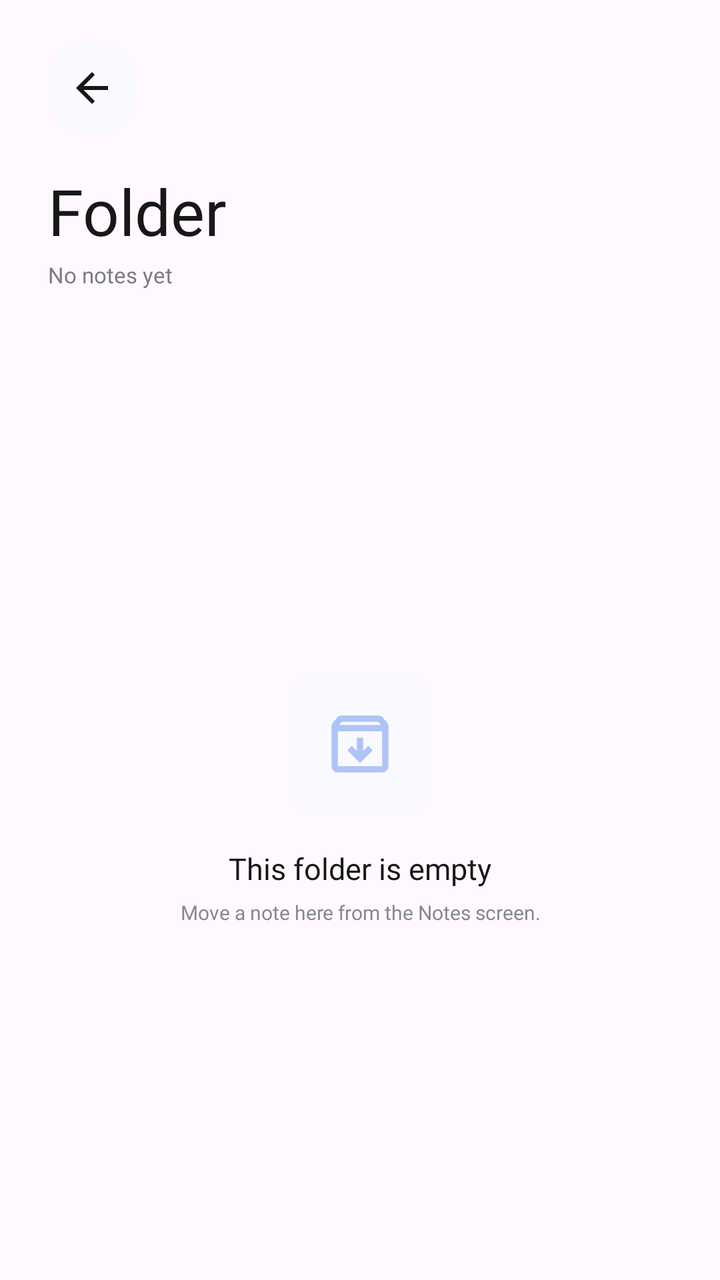
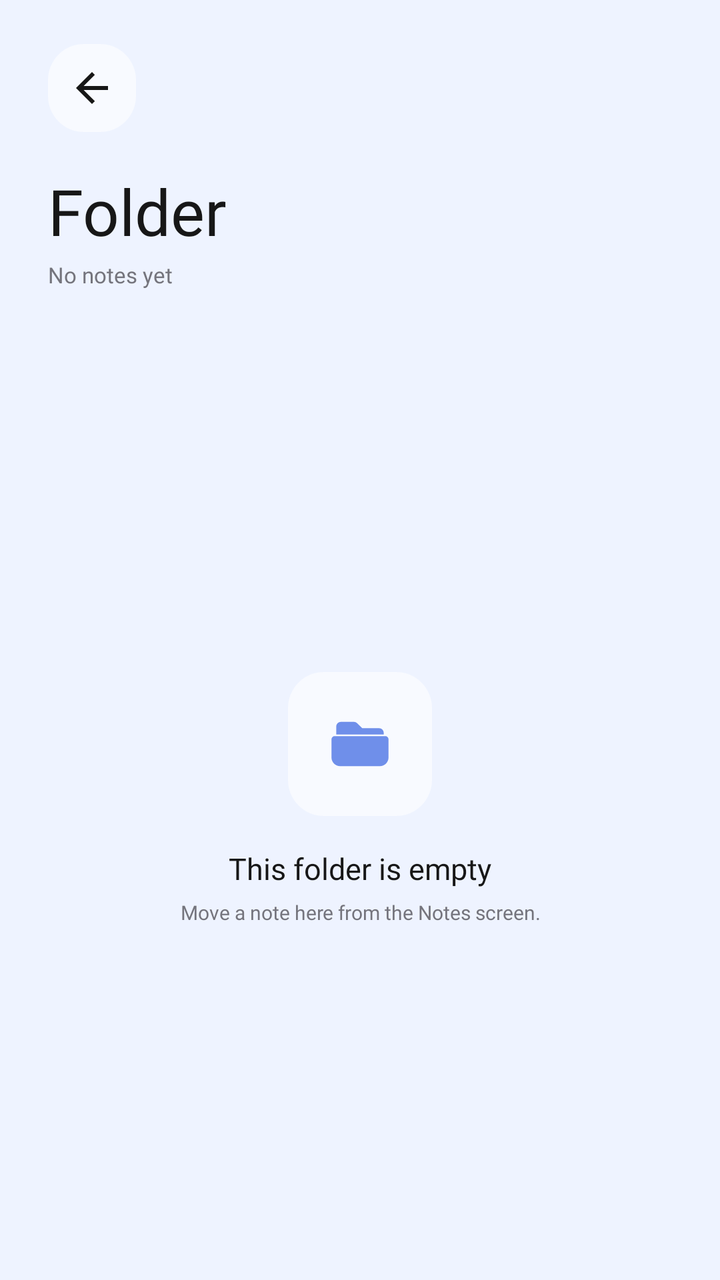

Before-and-after screenshots of an Android layout around one commit, followed by the original layout XML and the change that was made.
<!-- AndroidManifest.xml: application theme Theme.Note2Snap -->
<!-- res/layout/activity_save_folder.xml -->
<?xml version="1.0" encoding="utf-8"?>
<androidx.constraintlayout.widget.ConstraintLayout
    xmlns:android="http://schemas.android.com/apk/res/android"
    xmlns:app="http://schemas.android.com/apk/res-auto"
    android:layout_width="match_parent"
    android:layout_height="match_parent"
    android:background="#FFF9FF">

    <LinearLayout
        android:id="@+id/folderHeader"
        android:layout_width="0dp"
        android:layout_height="wrap_content"
        android:orientation="vertical"
        android:paddingStart="24dp"
        android:paddingTop="22dp"
        android:paddingEnd="24dp"
        android:paddingBottom="14dp"
        app:layout_constraintTop_toTopOf="parent"
        app:layout_constraintStart_toStartOf="parent"
        app:layout_constraintEnd_toEndOf="parent">

        <ImageButton
            android:id="@+id/btnFolderBack"
            android:layout_width="44dp"
            android:layout_height="44dp"
            android:background="@drawable/bg_chip_unselected"
            android:contentDescription="Back"
            android:padding="11dp"
            android:src="@drawable/ic_back"
            app:tint="#171717" />

        <TextView
            android:id="@+id/tvFolderTitle"
            android:layout_width="match_parent"
            android:layout_height="wrap_content"
            android:layout_marginTop="18dp"
            android:fontFamily="@font/apple_garamond_italic"
            android:text="Folder"
            android:textColor="#171717"
            android:textSize="32sp" />

        <TextView
            android:id="@+id/tvFolderCount"
            android:layout_width="match_parent"
            android:layout_height="wrap_content"
            android:layout_marginTop="3dp"
            android:fontFamily="@font/poppins_regular"
            android:text="No notes yet"
            android:textColor="#7B7B83"
            android:textSize="11sp" />

    </LinearLayout>

    <androidx.recyclerview.widget.RecyclerView
        android:id="@+id/rvFolderNotes"
        android:layout_width="0dp"
        android:layout_height="0dp"
        android:clipToPadding="false"
        android:paddingStart="18dp"
        android:paddingTop="6dp"
        android:paddingEnd="18dp"
        android:paddingBottom="28dp"
        app:layout_constraintTop_toBottomOf="@id/folderHeader"
        app:layout_constraintBottom_toBottomOf="parent"
        app:layout_constraintStart_toStartOf="parent"
        app:layout_constraintEnd_toEndOf="parent" />

    <LinearLayout
        android:id="@+id/tvEmptyFolderContainer"
        android:layout_width="0dp"
        android:layout_height="wrap_content"
        android:gravity="center"
        android:orientation="vertical"
        android:padding="34dp"
        app:layout_constraintTop_toBottomOf="@id/folderHeader"
        app:layout_constraintBottom_toBottomOf="parent"
        app:layout_constraintStart_toStartOf="parent"
        app:layout_constraintEnd_toEndOf="parent">

        <ImageView
            android:layout_width="72dp"
            android:layout_height="72dp"
            android:background="@drawable/bg_chip_unselected"
            android:padding="17dp"
            android:src="@drawable/ic_folder"
            app:tint="#AFC4F6" />

        <TextView
            android:id="@+id/tvEmptyFolder"
            android:layout_width="wrap_content"
            android:layout_height="wrap_content"
            android:layout_marginTop="16dp"
            android:fontFamily="@font/poppins_semibold"
            android:gravity="center"
            android:text="This folder is empty"
            android:textColor="#171717"
            android:textSize="15sp" />

        <TextView
            android:layout_width="wrap_content"
            android:layout_height="wrap_content"
            android:layout_marginTop="5dp"
            android:fontFamily="@font/poppins_regular"
            android:gravity="center"
            android:text="Move a note here from the Notes screen."
            android:textColor="#878790"
            android:textSize="10sp" />

    </LinearLayout>

</androidx.constraintlayout.widget.ConstraintLayout>
<!-- resources referenced by this layout -->
<resources>
  <!-- drawable bg_chip_unselected (drawable) -->
  <?xml version="1.0" encoding="utf-8"?>
  <shape xmlns:android="http://schemas.android.com/apk/res/android">
      <solid android:color="@color/search_bg" />
      <corners android:radius="18dp" />
  </shape>
  <!-- drawable ic_back (drawable) -->
  <?xml version="1.0" encoding="utf-8"?>
  <vector xmlns:android="http://schemas.android.com/apk/res/android"
      android:width="24dp"
      android:height="24dp"
      android:viewportWidth="24"
      android:viewportHeight="24">
  
      <path
          android:fillColor="#FFFFFF"
          android:pathData="M20,11H7.83l5.59,-5.59L12,4l-8,8l8,8l1.42,-1.41L7.83,13H20z" />
  
  </vector>
  <!-- drawable ic_folder (drawable) -->
  <vector xmlns:android="http://schemas.android.com/apk/res/android" android:height="24dp" android:tint="#FFFFFF" android:viewportHeight="960" android:viewportWidth="960" android:width="24dp">
        
      <path android:fillColor="@android:color/white" android:pathData="M480,720L640,560L584,504L520,568L520,400L440,400L440,568L376,504L320,560L480,720ZM200,320L200,760Q200,760 200,760Q200,760 200,760L760,760Q760,760 760,760Q760,760 760,760L760,320L200,320ZM200,840Q167,840 143.5,816.5Q120,793 120,760L120,261Q120,247 124.5,234Q129,221 138,210L188,149Q199,135 215.5,127.5Q232,120 250,120L710,120Q728,120 744.5,127.5Q761,135 772,149L822,210Q831,221 835.5,234Q840,247 840,261L840,760Q840,793 816.5,816.5Q793,840 760,840L200,840ZM216,240L744,240L710,200Q710,200 710,200Q710,200 710,200L250,200Q250,200 250,200Q250,200 250,200L216,240ZM480,540L480,540L480,540Q480,540 480,540Q480,540 480,540L480,540Q480,540 480,540Q480,540 480,540Z"/>
      
  </vector>
  <style name="Theme.Note2Snap" parent="Theme.Material3.DayNight.NoActionBar">
  
          <item name="colorPrimary">#6F8FEA</item>
          <item name="colorOnPrimary">#FFFFFF</item>
  
          <item name="colorSecondary">#FFF79A</item>
          <item name="colorOnSecondary">#171717</item>
  
          <item name="android:colorAccent">#6F8FEA</item>
  
          <item name="android:windowBackground">#EEF3FF</item>
          <item name="android:statusBarColor">#EEF3FF</item>
          <item name="android:navigationBarColor">#FFFFFF</item>
  
          <item name="android:windowLightStatusBar">true</item>
          <item name="android:windowLightNavigationBar">true</item>
  
      </style>
  <color name="search_bg">#F8FAFF</color>
</resources>

<!-- the commit's change to res/layout/activity_save_folder.xml (unified diff, before → after) -->
@@ -4,7 +4,7 @@
     xmlns:app="http://schemas.android.com/apk/res-auto"
     android:layout_width="match_parent"
     android:layout_height="match_parent"
-    android:background="#FFF9FF">
+    android:background="@color/nts_background">
 
     <LinearLayout
         android:id="@+id/folderHeader"
@@ -27,7 +27,7 @@
             android:contentDescription="Back"
             android:padding="11dp"
             android:src="@drawable/ic_back"
-            app:tint="#171717" />
+            app:tint="@color/nts_text" />
 
         <TextView
             android:id="@+id/tvFolderTitle"
@@ -36,7 +36,7 @@
             android:layout_marginTop="18dp"
             android:fontFamily="@font/apple_garamond_italic"
             android:text="Folder"
-            android:textColor="#171717"
+            android:textColor="@color/nts_text"
             android:textSize="32sp" />
 
         <TextView
@@ -46,7 +46,7 @@
             android:layout_marginTop="3dp"
             android:fontFamily="@font/poppins_regular"
             android:text="No notes yet"
-            android:textColor="#7B7B83"
+            android:textColor="@color/nts_text_secondary"
             android:textSize="11sp" />
 
     </LinearLayout>
@@ -81,9 +81,10 @@
             android:layout_width="72dp"
             android:layout_height="72dp"
             android:background="@drawable/bg_chip_unselected"
+            android:contentDescription="Empty folder"
             android:padding="17dp"
-            android:src="@drawable/ic_folder"
-            app:tint="#AFC4F6" />
+            android:src="@drawable/ic_folder_cute"
+            app:tint="@color/nts_blue" />
 
         <TextView
             android:id="@+id/tvEmptyFolder"
@@ -93,7 +94,7 @@
             android:fontFamily="@font/poppins_semibold"
             android:gravity="center"
             android:text="This folder is empty"
-            android:textColor="#171717"
+            android:textColor="@color/nts_text"
             android:textSize="15sp" />
 
         <TextView
@@ -103,7 +104,7 @@
             android:fontFamily="@font/poppins_regular"
             android:gravity="center"
             android:text="Move a note here from the Notes screen."
-            android:textColor="#878790"
+            android:textColor="@color/nts_text_secondary"
             android:textSize="10sp" />
 
     </LinearLayout>
<!-- resource entries referenced after the edit -->
@@ -1,5 +1,9 @@
 <!-- resources referenced by this layout -->
 <resources>
+  <color name="nts_background">#EEF3FF</color>
+  <color name="nts_blue">#6F8FEA</color>
+  <color name="nts_text">#171717</color>
+  <color name="nts_text_secondary">#74747C</color>
   <!-- drawable bg_chip_unselected (drawable) -->
   <?xml version="1.0" encoding="utf-8"?>
   <shape xmlns:android="http://schemas.android.com/apk/res/android">
@@ -19,11 +23,20 @@
           android:pathData="M20,11H7.83l5.59,-5.59L12,4l-8,8l8,8l1.42,-1.41L7.83,13H20z" />
   
   </vector>
-  <!-- drawable ic_folder (drawable) -->
-  <vector xmlns:android="http://schemas.android.com/apk/res/android" android:height="24dp" android:tint="#FFFFFF" android:viewportHeight="960" android:viewportWidth="960" android:width="24dp">
-        
-      <path android:fillColor="@android:color/white" android:pathData="M480,720L640,560L584,504L520,568L520,400L440,400L440,568L376,504L320,560L480,720ZM200,320L200,760Q200,760 200,760Q200,760 200,760L760,760Q760,760 760,760Q760,760 760,760L760,320L200,320ZM200,840Q167,840 143.5,816.5Q120,793 120,760L120,261Q120,247 124.5,234Q129,221 138,210L188,149Q199,135 215.5,127.5Q232,120 250,120L710,120Q728,120 744.5,127.5Q761,135 772,149L822,210Q831,221 835.5,234Q840,247 840,261L840,760Q840,793 816.5,816.5Q793,840 760,840L200,840ZM216,240L744,240L710,200Q710,200 710,200Q710,200 710,200L250,200Q250,200 250,200Q250,200 250,200L216,240ZM480,540L480,540L480,540Q480,540 480,540Q480,540 480,540L480,540Q480,540 480,540Q480,540 480,540Z"/>
-      
+  <!-- drawable ic_folder_cute (drawable) -->
+  <vector xmlns:android="http://schemas.android.com/apk/res/android"
+      android:width="64dp"
+      android:height="64dp"
+      android:viewportWidth="24"
+      android:viewportHeight="24">
+  
+      <path
+          android:fillColor="#000000"
+          android:pathData="M4.5,6.5C4.5,5.67 5.17,5 6,5h4.05c0.39,0 0.76,0.15 1.04,0.42L12.7,7H18c0.83,0 1.5,0.67 1.5,1.5V9H4.5V6.5z"/>
+  
+      <path
+          android:fillColor="#000000"
+          android:pathData="M4,9.5h16c0.55,0 1,0.45 1,1v5.75C21,17.77 19.77,19 18.25,19H5.75C4.23,19 3,17.77 3,16.25V10.5C3,9.95 3.45,9.5 4,9.5z"/>
   </vector>
   <style name="Theme.Note2Snap" parent="Theme.Material3.DayNight.NoActionBar">
   
